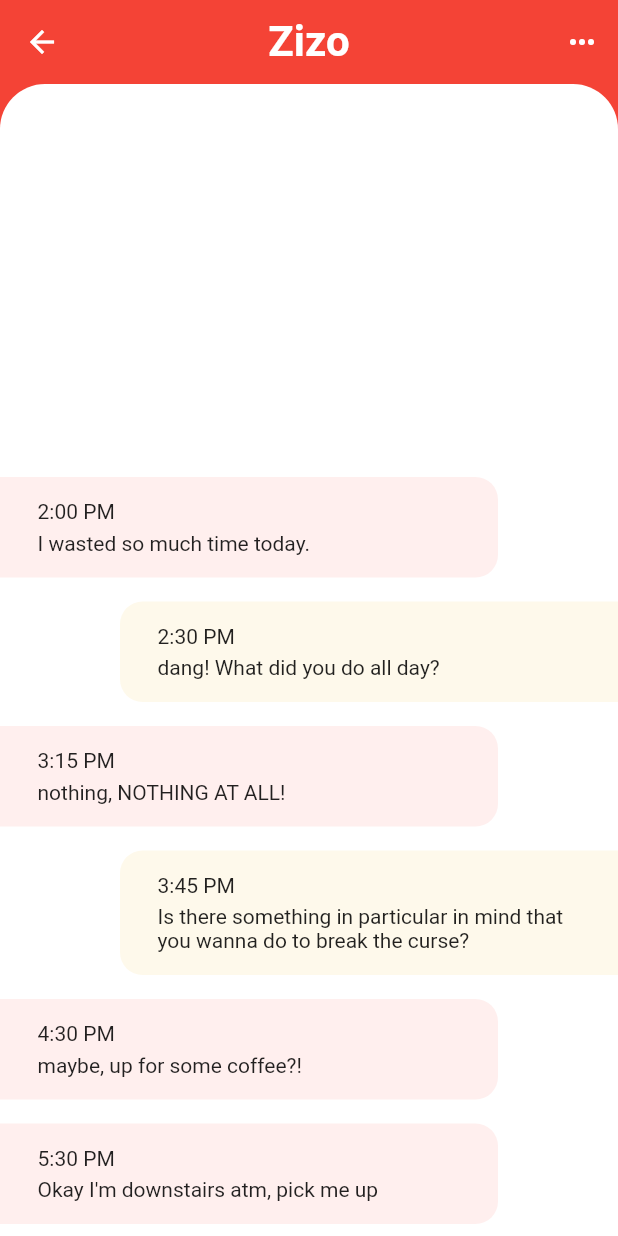
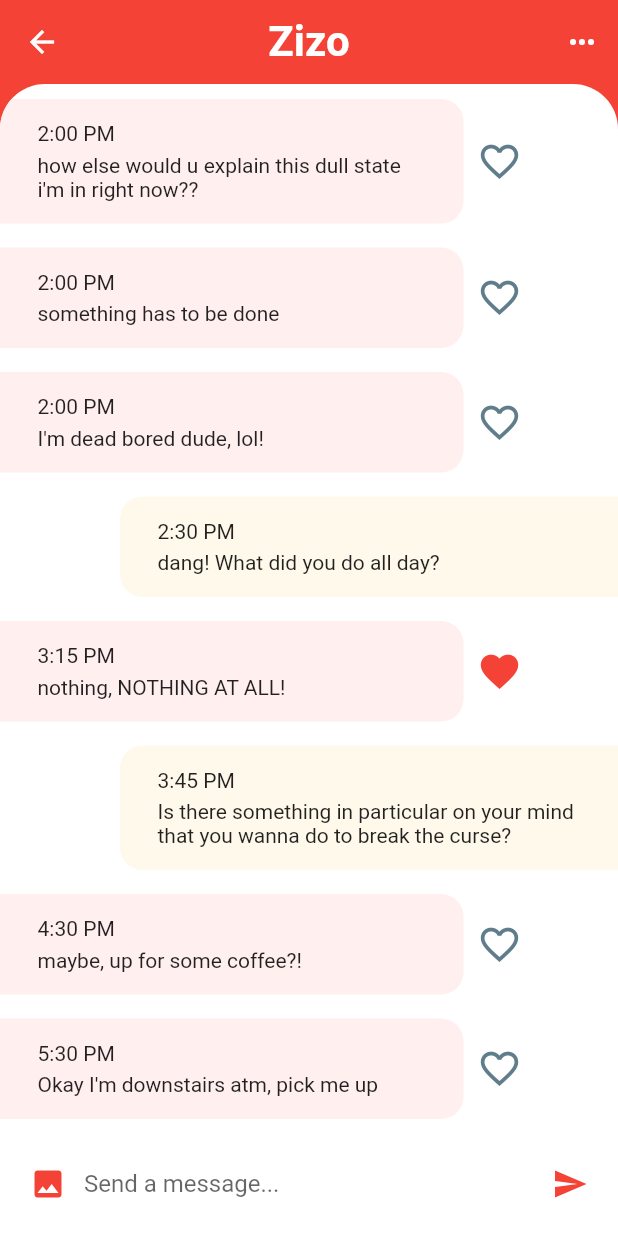
Before and after one commit to AbdoZDGaia/ChatIsFun, a Flutter app: the screen it shows after launch, after a tap on "Zizo", on a phone screen of 412 x 824 dp. Run offline on Flutter 3.47's test engine with Material 2 defaults, Android fonts, the phone set to English and light mode, and no system bars.

Commit message:
last commit to the UI version

```diff
--- a/lib/models/messages.dart
+++ b/lib/models/messages.dart
@@ -128,43 +128,71 @@ List<Message> messages = [
     sender: zizo,
     time: '5:30 PM',
     text: 'Okay I\'m downstairs atm, pick me up',
-    isLiked: true,
-    unread: true,
+    isLiked: false,
+    unread: false,
   ),
   Message(
     sender: zizo,
     time: '4:30 PM',
     text: 'maybe, up for some coffee?!',
     isLiked: false,
-    unread: true,
+    unread: false,
   ),
   Message(
     sender: currentUser,
     time: '3:45 PM',
     text:
-        'Is there something in particular in mind that you wanna do to break the curse?',
+        'Is there something in particular on your mind that you wanna do to break the curse?',
     isLiked: false,
-    unread: true,
+    unread: false,
   ),
   Message(
     sender: zizo,
     time: '3:15 PM',
     text: 'nothing, NOTHING AT ALL!',
     isLiked: true,
-    unread: true,
+    unread: false,
   ),
   Message(
     sender: currentUser,
     time: '2:30 PM',
     text: 'dang! What did you do all day?',
     isLiked: false,
-    unread: true,
+    unread: false,
+  ),
+  Message(
+    sender: zizo,
+    time: '2:00 PM',
+    text: 'I\'m dead bored dude, lol!',
+    isLiked: false,
+    unread: false,
+  ),
+  Message(
+    sender: zizo,
+    time: '2:00 PM',
+    text: 'something has to be done',
+    isLiked: false,
+    unread: false,
+  ),
+  Message(
+    sender: zizo,
+    time: '2:00 PM',
+    text: 'how else would u explain this dull state i\'m in right now??',
+    isLiked: false,
+    unread: false,
+  ),
+  Message(
+    sender: zizo,
+    time: '2:01 PM',
+    text: 'I srsly think something\'s not right!',
+    isLiked: false,
+    unread: false,
   ),
   Message(
     sender: zizo,
     time: '2:00 PM',
     text: 'I wasted so much time today.',
     isLiked: false,
-    unread: true,
+    unread: false,
   ),
 ];
--- a/lib/widgets/chat_screen.dart
+++ b/lib/widgets/chat_screen.dart
@@ -13,10 +13,18 @@ class ChatScreen extends StatefulWidget {
 
 class _ChatScreenState extends State<ChatScreen> {
   _buildMessage(Message message, bool isMe) {
-    return Container(
+    final Container msg = Container(
+      width: MediaQuery.of(context).size.width * 0.75,
       margin: isMe
-          ? EdgeInsets.only(top: 8.0, bottom: 8.0, left: 80.0)
-          : EdgeInsets.only(top: 8.0, bottom: 8.0, right: 80.0),
+          ? EdgeInsets.only(
+              top: 8.0,
+              bottom: 8.0,
+              left: 80.0,
+            )
+          : EdgeInsets.only(
+              top: 8.0,
+              bottom: 8.0,
+            ),
       padding: EdgeInsets.symmetric(horizontal: 25.0, vertical: 15.0),
       decoration: BoxDecoration(
         color: isMe ? Theme.of(context).accentColor : Color(0xffffefee),
@@ -36,6 +44,58 @@ class _ChatScreenState extends State<ChatScreen> {
           Text(message.time),
           SizedBox(height: 5.0),
           Text(message.text),
+        ],
+      ),
+    );
+
+    if (isMe) return msg;
+    return Row(
+      children: [
+        msg,
+        IconButton(
+          icon: Icon(
+            message.isLiked ? Icons.favorite : Icons.favorite_border,
+            size: 30.0,
+            color: message.isLiked
+                ? Theme.of(context).primaryColor
+                : Colors.blueGrey,
+          ),
+          onPressed: () {},
+        ),
+      ],
+    );
+  }
+
+  _buildMessageComposer() {
+    return Container(
+      padding: EdgeInsets.symmetric(horizontal: 8.0),
+      height: 70.0,
+      color: Colors.white,
+      child: Row(
+        children: [
+          IconButton(
+            icon: Icon(
+              Icons.photo,
+              color: Theme.of(context).primaryColor,
+            ),
+            onPressed: () {},
+          ),
+          Expanded(
+            child: TextField(
+              onChanged: (value) {},
+              textCapitalization: TextCapitalization.sentences,
+              decoration: InputDecoration.collapsed(
+                hintText: 'Send a message...',
+              ),
+            ),
+          ),
+          IconButton(
+            icon: Icon(
+              Icons.send,
+              color: Theme.of(context).primaryColor,
+            ),
+            onPressed: () {},
+          ),
         ],
       ),
     );
@@ -62,7 +122,11 @@ class _ChatScreenState extends State<ChatScreen> {
           ),
         ],
       ),
-      body: Column(
+      body: GestureDetector(
+        onTap: () {
+          return FocusScope.of(context).unfocus();
+        },
+        child: Column(
           children: [
             Expanded(
               child: Container(
@@ -96,7 +160,9 @@ class _ChatScreenState extends State<ChatScreen> {
                 ),
               ),
             ),
+            _buildMessageComposer(),
           ],
+        ),
       ),
     );
   }
```
Lines whose indentation alone changed are shown as unchanged.
